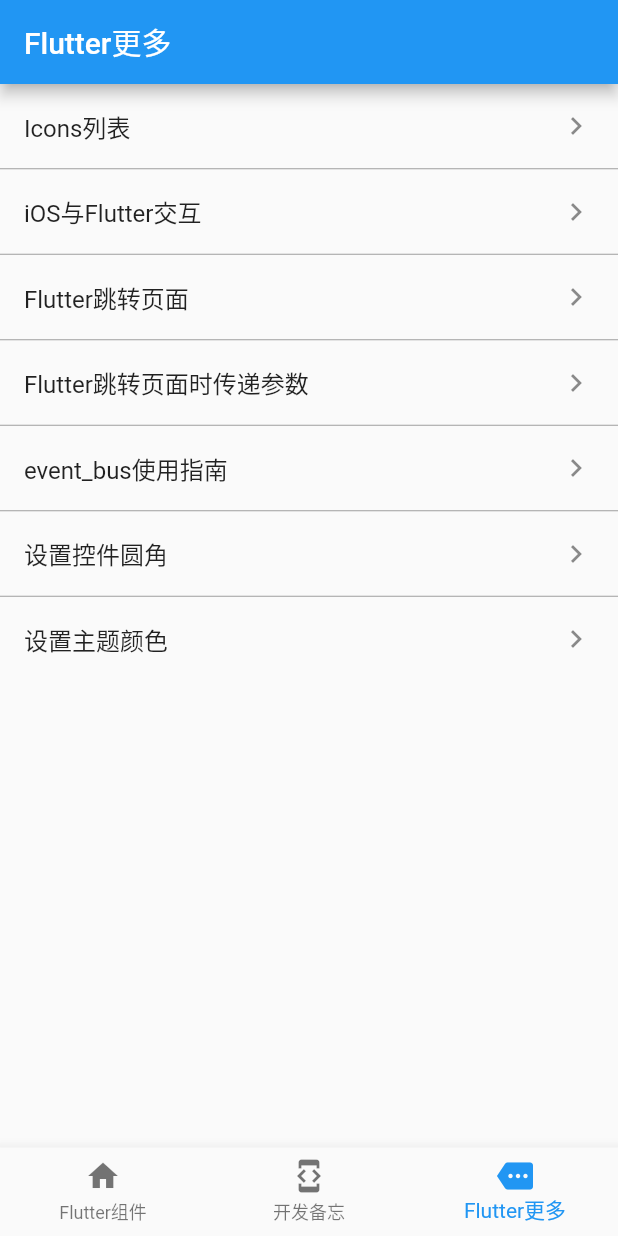
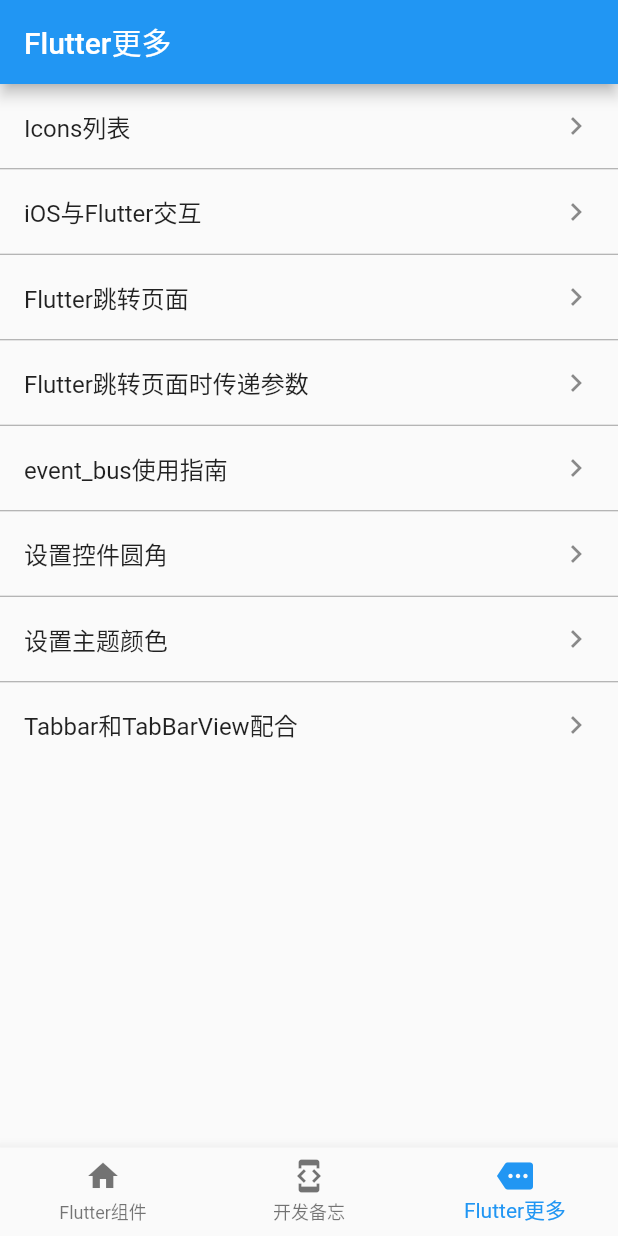
Before and after one commit to flywo/FlutterWidgetUseExample, a Flutter app: the screen it shows after launch, item 3 of the bottom bar chosen, on a phone screen of 412 x 824 dp. Run offline on Flutter 3.47's test engine with Material 2 defaults, Android fonts, the phone set to English and light mode, and no system bars; our stand-ins replace flutter_markdown, image_picker; missing offline and left inert: city_pickers, flutter_webview_plugin, loading_indicator_view, widget_with_codeview.

Commit message:
增加tabbar

````diff
--- a/flutter_widget_use/lib/More/More.dart
+++ b/flutter_widget_use/lib/More/More.dart
@@ -1,11 +1,13 @@
 import 'package:flutter/cupertino.dart';
 import 'package:flutter/material.dart';
+import 'package:flutter_widget_use/Components/Bar/Tabbar/Tabbar.dart';
 import 'package:flutter_widget_use/More/EventBus/EventBus.dart';
 import 'package:flutter_widget_use/More/Icons/Icons.dart';
 import 'package:flutter_widget_use/More/Native/Native.dart';
 import 'package:flutter_widget_use/More/Pass/Pass.dart';
 import 'package:flutter_widget_use/More/Radius/Radius.dart';
 import 'package:flutter_widget_use/More/Router/Router.dart';
+import 'package:flutter_widget_use/More/TabBar/MyTabBar.dart';
 import 'package:flutter_widget_use/More/Theme/MyTheme.dart';
 import 'package:widget_with_codeview/widget_with_codeview.dart';
 
@@ -108,6 +110,21 @@ class More extends StatelessWidget {
                   }));
                 },
               );
+            } else if (index == 7) {
+              return ListTile(
+                title: Text("Tabbar和TabBarView配合"),
+                trailing: Icon(Icons.keyboard_arrow_right),
+                onTap: () {
+                  Navigator.of(context).push(MaterialPageRoute(builder: (context) {
+                    return Scaffold(
+                      appBar: AppBar(
+                        title: Text("Tabbar和TabBarView配合"),
+                      ),
+                      body: MyTabBarView(),
+                    );
+                  }));
+                },
+              );
             }
             return ListTile(
               title: Text("Icons列表"),
@@ -133,7 +150,7 @@ class More extends StatelessWidget {
               color: Colors.grey[500],
             );
           },
-          itemCount: 7
+          itemCount: 8
       ),
     );
   }
--- /dev/null
+++ b/flutter_widget_use/lib/More/TabBar/MyTabBar.dart
@@ -0,0 +1,210 @@
+import 'package:flutter/cupertino.dart';
+import 'package:flutter_markdown/flutter_markdown.dart';
+
+/// @ClassName MyTabBar
+/// @Description Tabbar和TabBarView配合
+/// @Author YuHua
+/// @Date 2021-03-03 6:21 PM
+
+
+const content = """
+## Tabbar和TabBarView配合使用
+> 1.使用TabController进行配合
+```
+/// class _MyTabbedPageState extends State<MyTabbedPage> with SingleTickerProviderStateMixin {
+///   final List<Tab> myTabs = <Tab>[
+///     Tab(text: 'LEFT'),
+///     Tab(text: 'RIGHT'),
+///   ];
+///
+///   TabController _tabController;
+///
+///   @override
+///   void initState() {
+///     super.initState();
+///     _tabController = TabController(vsync: this, length: myTabs.length);
+///   }
+///
+///  @override
+///  void dispose() {
+///    _tabController.dispose();
+///    super.dispose();
+///  }
+///
+///   @override
+///   Widget build(BuildContext context) {
+///     return Scaffold(
+///       appBar: AppBar(
+///         bottom: TabBar(
+///           controller: _tabController,
+///           tabs: myTabs,
+///         ),
+///       ),
+///       body: TabBarView(
+///         controller: _tabController,
+///         children: myTabs.map((Tab tab) {
+///           final String label = tab.text.toLowerCase();
+///           return Center(
+///             child: Text(
+///               'This is the label tab',
+///               style: const TextStyle(fontSize: 36),
+///             ),
+///           );
+///         }).toList(),
+///       ),
+///     );
+///   }
+/// }
+```
+> 2.使用DefaultTabController配合
+```
+/// final List<Tab> tabs = <Tab>[
+///   Tab(text: 'Zeroth'),
+///   Tab(text: 'First'),
+///   Tab(text: 'Second'),
+/// ];
+/// ```
+///
+/// ```dart
+/// Widget build(BuildContext context) {
+///   return DefaultTabController(
+///     length: tabs.length,
+///     // The Builder widget is used to have a different BuildContext to access
+///     // closest DefaultTabController.
+///     child: Builder(
+///       builder: (BuildContext context) {
+///         final TabController tabController = DefaultTabController.of(context);
+///         tabController.addListener(() {
+///           if (!tabController.indexIsChanging) {
+///             // Your code goes here.
+///             // To get index of current tab use tabController.index
+///           }
+///         });
+///         return Scaffold(
+///           appBar: AppBar(
+///             bottom: TabBar(
+///               tabs: tabs,
+///             ),
+///           ),
+///           body: TabBarView(
+///             children: tabs.map((Tab tab){
+///               return Center(
+///                 child: Text(
+///                   tab.text + ' Tab',
+///                   style: Theme.of(context).textTheme.headline5,
+///                 ),
+///               );
+///             }).toList(),
+///           ),
+///         );
+///       }
+///     ),
+///   );
+/// }
+```
+> 3.可使用Scaffold配合自定义TabBar实现任意位置放置TabBar和TabBarView的配合
+```
+class ListContent extends StatelessWidget {
+  @override
+  Widget build(BuildContext context) {
+    return DefaultTabController(
+        length: 7,
+        child: Scaffold(
+          appBar: _TabBar(
+            color: Theme.of(context).primaryColor,
+            tabBar: TabBar(
+              indicatorSize: TabBarIndicatorSize.tab,
+              indicatorPadding: EdgeInsets.only(bottom: 4, left: 33, right: 33),
+              labelPadding: EdgeInsets.only(left: 20, right: 20),
+              labelStyle: TextStyle(
+                  fontSize: 14,
+                  fontWeight: FontWeight.bold
+              ),
+              unselectedLabelStyle: TextStyle(
+                  fontSize: 14,
+              ),
+              labelColor: Color4974F5,
+              indicatorColor: Color4974F5,
+              unselectedLabelColor: Color222222,
+              isScrollable: true,
+              tabs: [
+                SizedBox(width: 42, child: Tab(text: "全部")),
+              ],
+            ),
+          ),
+          body: TabBarView(
+            children: [
+              Text("1"),
+            ],
+          ),
+        )
+    );
+  }
+}
+
+
+class _TabBar extends Container implements PreferredSizeWidget {
+  final Color color;
+  final TabBar tabBar;
+
+  _TabBar({Key key, @required this.color, @required this.tabBar})
+      : super(key: key);
+
+  @override
+  Size get preferredSize => Size.fromHeight(44);
+
+  @override
+  Widget build(BuildContext context) => Material(
+    elevation: 0,
+    color: color,
+    child: tabBar,
+  );
+}
+```
+> 4.或者任意放置TabBar和TabBarView的位置
+```
+DefaultTabController(
+        length: 7,
+      child: Column(
+        children: [
+          _TabBar(
+            color: Theme.of(context).primaryColor,
+            tabBar: TabBar(
+              indicatorSize: TabBarIndicatorSize.tab,
+              indicatorPadding: EdgeInsets.only(bottom: 4, left: 33, right: 33),
+              labelPadding: EdgeInsets.only(left: 20, right: 20),
+              labelStyle: TextStyle(
+                  fontSize: 14,
+                  fontWeight: FontWeight.bold
+              ),
+              unselectedLabelStyle: TextStyle(
+                fontSize: 14,
+              ),
+              labelColor: Color4974F5,
+              indicatorColor: Color4974F5,
+              unselectedLabelColor: Color222222,
+              isScrollable: true,
+              tabs: [
+                SizedBox(width: 42, child: Tab(text: "全部")),
+              ],
+            ),
+          ),
+          Expanded(
+            child: TabBarView(
+              children: [
+                Text("7"),
+              ],
+            ),
+          ),
+        ],
+      ),
+    );
+```
+""";
+
+class MyTabBarView extends StatelessWidget {
+  @override
+  Widget build(BuildContext context) {
+    return Markdown(data: content);
+  }
+}
````
